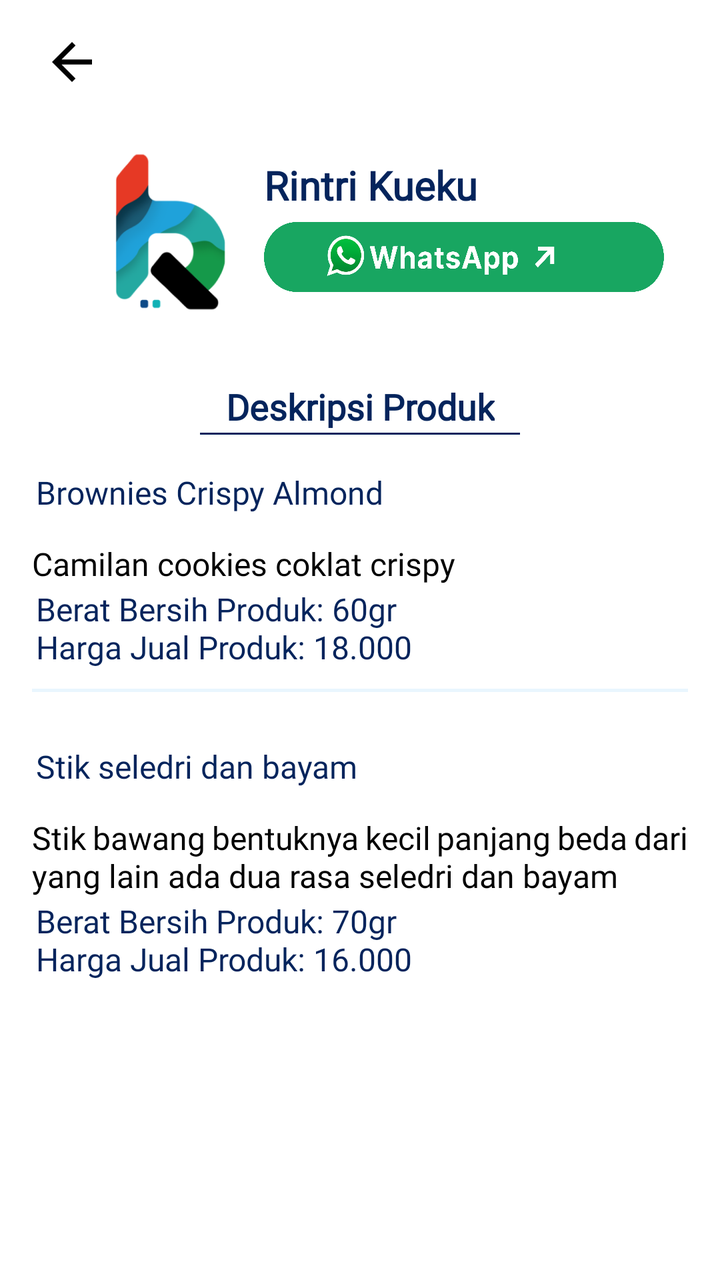
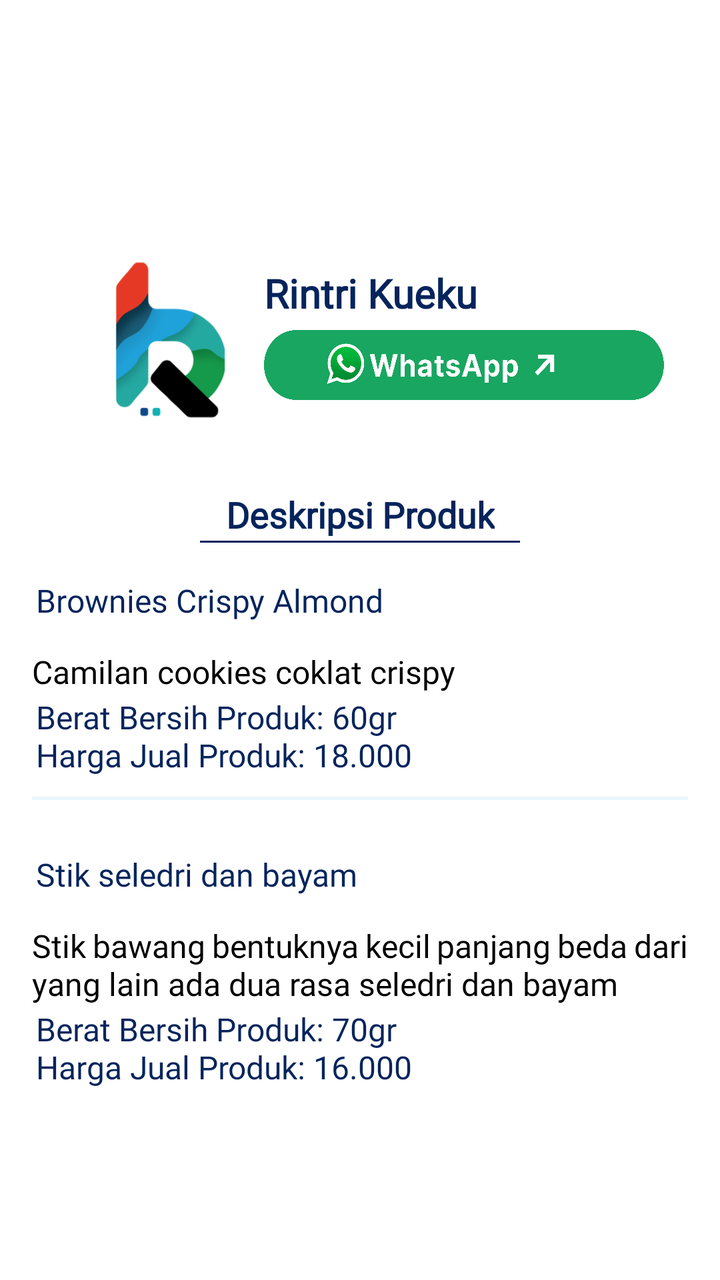

The first picture is an Android layout as it rendered before a commit; the second is the same layout after the commit. The layout source and the unified diff follow.
<!-- AndroidManifest.xml: application theme Theme.MyApplication -->
<!-- res/layout/detail_umkm_10.xml -->
<?xml version="1.0" encoding="utf-8"?>
<androidx.constraintlayout.widget.ConstraintLayout xmlns:android="http://schemas.android.com/apk/res/android"
    xmlns:tools="http://schemas.android.com/tools"
    xmlns:app="http://schemas.android.com/apk/res-auto"
    android:layout_width="match_parent"
    android:layout_height="match_parent">

    <ImageView
        android:id="@+id/back_arrow"
        android:layout_width="40dp"
        android:layout_height="30dp"
        android:layout_margin="16dp"
        android:src="@drawable/back"
        app:layout_constraintTop_toTopOf="parent"
        app:layout_constraintStart_toStartOf="parent" />

    <ScrollView
        android:layout_width="match_parent"
        android:layout_height="0dp"
        app:layout_constraintTop_toBottomOf="@id/back_arrow"
        app:layout_constraintStart_toStartOf="parent"
        app:layout_constraintEnd_toEndOf="parent"
        app:layout_constraintBottom_toBottomOf="parent">

        <LinearLayout
            android:layout_width="match_parent"
            android:layout_height="wrap_content"
            android:orientation="vertical"
            android:padding="16dp">

            <LinearLayout
                android:id="@+id/umkm1_section"
                android:layout_width="match_parent"
                android:layout_height="wrap_content"
                android:layout_marginTop="2dp"
                android:orientation="horizontal">

                <ImageView
                    android:id="@+id/image_rb"
                    android:layout_width="100dp"
                    android:layout_height="100dp"
                    android:layout_marginTop="2dp"
                    android:src="@drawable/logorb"
                    android:paddingStart="37dp" />

                <LinearLayout
                    android:layout_width="0dp"
                    android:layout_height="wrap_content"
                    android:layout_weight="1"
                    android:orientation="vertical"
                    android:gravity="center_vertical"
                    android:layout_marginStart="16dp">

                    <TextView
                        android:id="@+id/title_umkm2"
                        android:layout_marginTop="15dp"
                        android:layout_width="match_parent"
                        android:layout_height="wrap_content"
                        android:fontFamily="@font/poppins_bold"
                        android:gravity="center_vertical"
                        android:text="Rintri Kueku "
                        android:textColor="@color/blue"
                        android:textSize="20sp"
                        android:textStyle="bold" />

                    <ImageButton
                        android:id="@+id/button_wa"
                        android:layout_width="200dp"
                        android:layout_height="35dp"
                        android:layout_marginTop="5dp"
                        android:background="@drawable/wa_detail"
                        android:paddingStart="24dp"
                        android:gravity="center"
                        app:layout_constraintBottom_toBottomOf="parent"
                        app:layout_constraintEnd_toEndOf="parent"
                        app:layout_constraintStart_toStartOf="parent" />
                </LinearLayout>
            </LinearLayout>

            <TextView
                android:id="@+id/description_title"
                android:layout_marginTop="25dp"
                android:layout_width="wrap_content"
                android:layout_height="wrap_content"
                android:fontFamily="@font/poppins_bold"
                android:text="Deskripsi Produk"
                android:textColor="@color/blue"
                android:textSize="18sp"
                android:textStyle="bold"
                android:gravity="center_horizontal"
                android:layout_gravity="center_horizontal" />

            <View
                android:id="@+id/line_below_text"
                android:layout_width="160dp"
                android:layout_height="1dp"
                android:layout_marginTop="1dp"
                android:background="@color/blue"
                android:layout_gravity="center_horizontal" />

            <TextView
                android:id="@+id/judul1"
                android:layout_width="match_parent"
                android:layout_height="wrap_content"
                android:layout_marginStart="2dp"
                android:layout_marginTop="18dp"
                android:layout_marginEnd="6dp"
                android:fontFamily="@font/poppins_bold"
                android:text="Brownies Crispy Almond "
                android:textColor="@color/blue"
                android:textSize="16sp"
                app:layout_constraintEnd_toEndOf="parent"
                app:layout_constraintStart_toStartOf="parent"/>

            <TextView
                android:id="@+id/text_umkm3"
                android:layout_width="match_parent"
                android:layout_height="wrap_content"
                android:layout_marginTop="14dp"
                android:textSize="16sp"
                android:textColor="@color/black"
                android:justificationMode="inter_word"
                android:fontFamily="@font/poppins_regular"
                android:text="Camilan cookies coklat crispy"
                app:layout_constraintTop_toBottomOf="@id/line_below_text" />

            <TextView
                android:id="@+id/harga1"
                android:layout_width="match_parent"
                android:layout_height="wrap_content"
                android:layout_marginStart="2dp"
                android:layout_marginTop="1dp"
                android:layout_marginEnd="16dp"
                android:fontFamily="@font/poppins_bold"
                android:text="Berat Bersih Produk: 60gr\nHarga Jual Produk: 18.000"
                android:textColor="@color/blue"
                android:textSize="16sp"
                app:layout_constraintEnd_toEndOf="parent"
                app:layout_constraintStart_toStartOf="parent" />


            <ImageView
                android:id="@+id/image_line2"
                android:layout_width="1000dp"
                android:layout_height="20dp"
                android:scaleType="fitCenter"
                android:src="@drawable/line"
                app:layout_constraintEnd_toEndOf="parent"
                app:layout_constraintStart_toStartOf="parent" />

            <TextView
                android:id="@+id/judul2"
                android:layout_width="match_parent"
                android:layout_height="wrap_content"
                android:layout_marginStart="2dp"
                android:layout_marginTop="18dp"
                android:layout_marginEnd="6dp"
                android:fontFamily="@font/poppins_bold"
                android:text="Stik seledri dan bayam "
                android:textColor="@color/blue"
                android:textSize="16sp"
                app:layout_constraintEnd_toEndOf="parent"
                app:layout_constraintStart_toStartOf="parent"/>

            <TextView
                android:id="@+id/text_umkm3_2"
                android:layout_width="match_parent"
                android:layout_height="wrap_content"
                android:layout_marginTop="14dp"
                android:textSize="16sp"
                android:textColor="@color/black"
                android:justificationMode="inter_word"
                android:fontFamily="@font/poppins_regular"
                android:text="Stik bawang bentuknya kecil panjang beda dari yang lain ada dua rasa seledri dan bayam"
                app:layout_constraintTop_toBottomOf="@id/line_below_text" />

            <TextView
                android:id="@+id/harga2"
                android:layout_width="match_parent"
                android:layout_height="wrap_content"
                android:layout_marginStart="2dp"
                android:layout_marginTop="1dp"
                android:layout_marginEnd="16dp"
                android:fontFamily="@font/poppins_bold"
                android:text="Berat Bersih Produk: 70gr\nHarga Jual Produk: 16.000"
                android:textColor="@color/blue"
                android:textSize="16sp"
                app:layout_constraintEnd_toEndOf="parent"
                app:layout_constraintStart_toStartOf="parent" />


        </LinearLayout>
    </ScrollView>

</androidx.constraintlayout.widget.ConstraintLayout>
<!-- resources referenced by this layout -->
<resources>
  <color name="black">#FF000000</color>
  <color name="blue">#04245C</color>
  <!-- drawable back (drawable) -->
  <vector xmlns:android="http://schemas.android.com/apk/res/android" android:autoMirrored="true" android:height="24dp" android:tint="#000000" android:viewportHeight="24" android:viewportWidth="24" android:width="24dp">
        
      <path android:fillColor="@android:color/white" android:pathData="M20,11H7.83l5.59,-5.59L12,4l-8,8 8,8 1.41,-1.41L7.83,13H20v-2z"/>
      
  </vector>
  <!-- drawable line: png bitmap (drawable, 14341 bytes) -->
  <!-- drawable logorb: png bitmap (drawable, 46204 bytes) -->
  <!-- drawable wa_detail: png bitmap (drawable, 111318 bytes) -->
  <style name="Theme.MyApplication" parent="Theme.MaterialComponents.DayNight.DarkActionBar">
          
          <item name="colorPrimary">@color/purple_500</item>
          <item name="colorPrimaryVariant">@color/purple_700</item>
          <item name="colorOnPrimary">@color/white</item>
          
          <item name="colorSecondary">@color/teal_200</item>
          <item name="colorSecondaryVariant">@color/teal_700</item>
          <item name="colorOnSecondary">@color/black</item>
          
          <item name="android:statusBarColor">?attr/colorPrimaryVariant</item>
          
      </style>
  <color name="purple_500">#1FA1D8</color>
  <color name="purple_700">#1FA1D8</color>
  <color name="white">#FFFFFFFF</color>
  <color name="teal_200">#FF03DAC5</color>
  <color name="teal_700">#FF018786</color>
</resources>

<!-- the commit's change to res/layout/detail_umkm_10.xml (unified diff, before → after) -->
@@ -5,19 +5,9 @@
     android:layout_width="match_parent"
     android:layout_height="match_parent">
 
-    <ImageView
-        android:id="@+id/back_arrow"
-        android:layout_width="40dp"
-        android:layout_height="30dp"
-        android:layout_margin="16dp"
-        android:src="@drawable/back"
-        app:layout_constraintTop_toTopOf="parent"
-        app:layout_constraintStart_toStartOf="parent" />
-
     <ScrollView
         android:layout_width="match_parent"
         android:layout_height="0dp"
-        app:layout_constraintTop_toBottomOf="@id/back_arrow"
         app:layout_constraintStart_toStartOf="parent"
         app:layout_constraintEnd_toEndOf="parent"
         app:layout_constraintBottom_toBottomOf="parent">
@@ -188,6 +178,17 @@
                 app:layout_constraintEnd_toEndOf="parent"
                 app:layout_constraintStart_toStartOf="parent" />
 
+            <TextView
+                android:id="@+id/kosongdetailkatalog_bpp"
+                android:layout_width="0dp"
+                android:layout_height="wrap_content"
+                android:layout_marginStart="16dp"
+                android:layout_marginTop="58dp"
+                android:layout_marginEnd="16dp"
+                android:textSize="16sp"
+                app:layout_constraintStart_toStartOf="parent"
+                app:layout_constraintEnd_toEndOf="parent"
+                app:layout_constraintTop_toTopOf="parent" />
 
         </LinearLayout>
     </ScrollView>
<!-- resource entries referenced after the edit -->
@@ -2,12 +2,6 @@
 <resources>
   <color name="black">#FF000000</color>
   <color name="blue">#04245C</color>
-  <!-- drawable back (drawable) -->
-  <vector xmlns:android="http://schemas.android.com/apk/res/android" android:autoMirrored="true" android:height="24dp" android:tint="#000000" android:viewportHeight="24" android:viewportWidth="24" android:width="24dp">
-        
-      <path android:fillColor="@android:color/white" android:pathData="M20,11H7.83l5.59,-5.59L12,4l-8,8 8,8 1.41,-1.41L7.83,13H20v-2z"/>
-      
-  </vector>
   <!-- drawable line: png bitmap (drawable, 14341 bytes) -->
   <!-- drawable logorb: png bitmap (drawable, 46204 bytes) -->
   <!-- drawable wa_detail: png bitmap (drawable, 111318 bytes) -->
